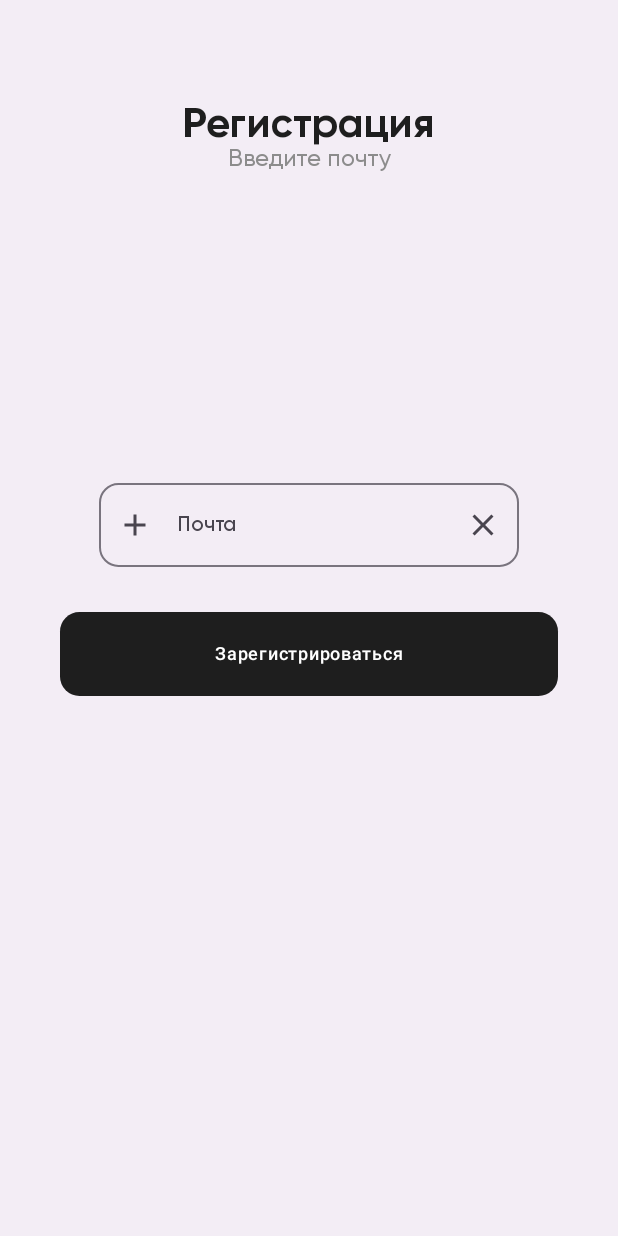
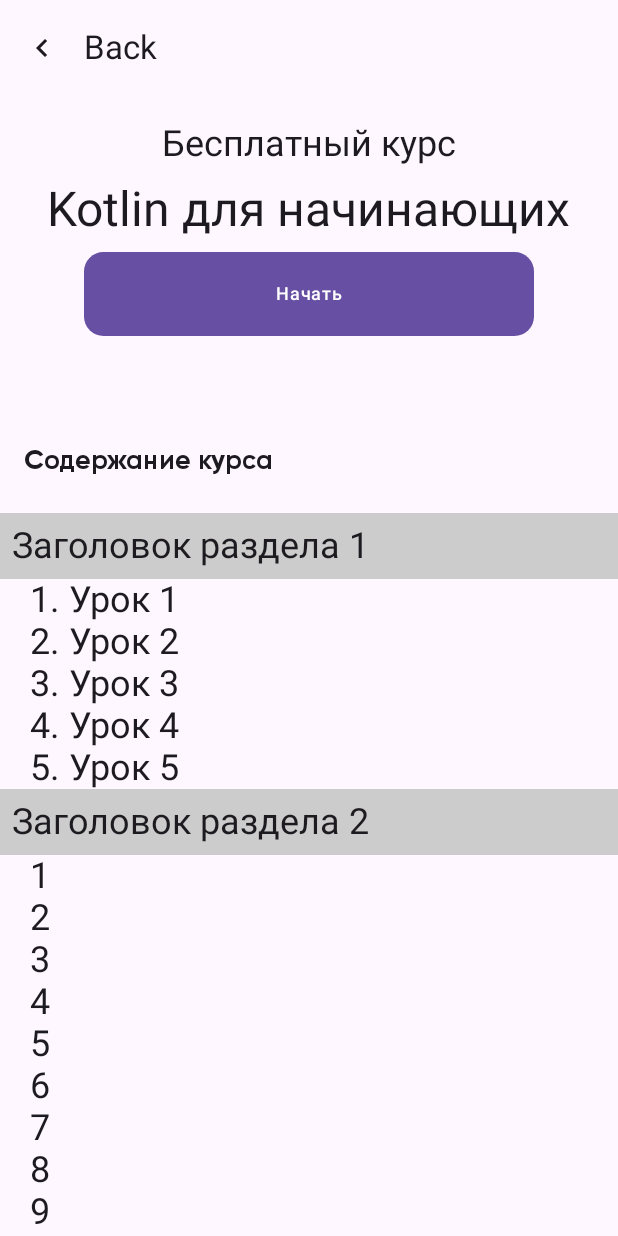
Before and after one commit to bullet-true/AndroidSprintLessons, an Android app built with Jetpack Compose: the screen it shows after launch (MainActivity), on a phone screen of 412 x 824 dp. Run offline under Robolectric (Android 15) with nearby library versions, the phone set to English and light mode, and no system bars.

Commit message:
ASL-11: Lazy Column

```diff
--- a/app/src/main/java/com/zerocool/androidsprintlessons/MainActivity.kt
+++ b/app/src/main/java/com/zerocool/androidsprintlessons/MainActivity.kt
@@ -1,41 +1,17 @@
 package com.zerocool.androidsprintlessons
-
 
 import android.os.Bundle
 import androidx.activity.ComponentActivity
 import androidx.activity.compose.setContent
 import androidx.activity.enableEdgeToEdge
-import androidx.compose.foundation.layout.Column
-import androidx.compose.foundation.layout.PaddingValues
-import androidx.compose.foundation.layout.fillMaxSize
-import androidx.compose.foundation.layout.padding
-import androidx.compose.material3.Scaffold
-import androidx.compose.ui.Alignment
-import androidx.compose.ui.Modifier
-import com.zerocool.androidsprintlessons.ui.RegistrationScreen
-import com.zerocool.androidsprintlessons.ui.theme.AndroidSprintLessonsTheme
-
+import com.zerocool.androidsprintlessons.ui.ListScreen
 
 class MainActivity : ComponentActivity() {
     override fun onCreate(savedInstanceState: Bundle?) {
         super.onCreate(savedInstanceState)
         enableEdgeToEdge()
         setContent {
-            AndroidSprintLessonsTheme {
-                Scaffold(
-                    content = { innerPadding: PaddingValues ->
-                        Column(
-                            horizontalAlignment = Alignment.CenterHorizontally,
-//                            verticalArrangement = Arrangement.Center,
-                            modifier = Modifier
-                                .padding(innerPadding)
-                                .fillMaxSize(),
-                        ) {
-                            RegistrationScreen()
-                        }
-                    }
-                )
-            }
+            ListScreen()
         }
     }
 }
--- /dev/null
+++ b/app/src/main/java/com/zerocool/androidsprintlessons/ui/ListScreen.kt
@@ -0,0 +1,149 @@
+package com.zerocool.androidsprintlessons.ui
+
+import androidx.compose.foundation.background
+import androidx.compose.foundation.layout.Column
+import androidx.compose.foundation.layout.Spacer
+import androidx.compose.foundation.layout.fillMaxSize
+import androidx.compose.foundation.layout.fillMaxWidth
+import androidx.compose.foundation.layout.height
+import androidx.compose.foundation.layout.padding
+import androidx.compose.foundation.lazy.LazyColumn
+import androidx.compose.foundation.lazy.itemsIndexed
+import androidx.compose.foundation.shape.RoundedCornerShape
+import androidx.compose.material.icons.Icons
+import androidx.compose.material.icons.automirrored.filled.KeyboardArrowLeft
+import androidx.compose.material3.Button
+import androidx.compose.material3.ExperimentalMaterial3Api
+import androidx.compose.material3.Icon
+import androidx.compose.material3.IconButton
+import androidx.compose.material3.MaterialTheme
+import androidx.compose.material3.Scaffold
+import androidx.compose.material3.Text
+import androidx.compose.material3.TopAppBar
+import androidx.compose.runtime.Composable
+import androidx.compose.ui.Alignment
+import androidx.compose.ui.Modifier
+import androidx.compose.ui.graphics.Color
+import androidx.compose.ui.text.font.Font
+import androidx.compose.ui.text.font.FontFamily
+import androidx.compose.ui.unit.dp
+import androidx.compose.ui.unit.sp
+import com.zerocool.androidsprintlessons.R
+
+@OptIn(ExperimentalMaterial3Api::class)
+@Composable
+fun ListScreen() {
+
+    Scaffold(
+        topBar = {
+            TopAppBar(
+                title = { Text("Back") },
+                navigationIcon = {
+                    IconButton(onClick = { }) {
+                        Icon(
+                            imageVector = Icons.AutoMirrored.Filled.KeyboardArrowLeft,
+                            contentDescription = "Back Button"
+                        )
+                    }
+                }
+            )
+        },
+        content = { paddingValues ->
+            Column(
+                modifier = Modifier
+                    .fillMaxSize()
+                    .padding(paddingValues)
+            ) {
+                Column(
+                    modifier = Modifier
+                        .fillMaxWidth()
+                        .padding(16.dp),
+                    horizontalAlignment = Alignment.CenterHorizontally
+                ) {
+                    Text(
+                        text = "Бесплатный курс",
+                        style = MaterialTheme.typography.headlineSmall
+                    )
+                    Spacer(modifier = Modifier.height(8.dp))
+                    Text(
+                        text = "Kotlin для начинающих",
+                        style = MaterialTheme.typography.headlineLarge
+                    )
+                    Spacer(modifier = Modifier.height(8.dp))
+                    Button(
+                        shape = RoundedCornerShape(13.dp),
+                        onClick = {},
+                        modifier = Modifier
+                            .height(56.dp)
+                            .padding(horizontal = 40.dp)
+                            .fillMaxWidth()
+                    ) {
+                        Text(
+                            text = "Начать",
+                            style = MaterialTheme.typography.labelMedium
+                        )
+                    }
+                }
+
+                Spacer(modifier = Modifier.height(50.dp))
+
+                val lessons = listOf("Урок 1", "Урок 2", "Урок 3", "Урок 4", "Урок 5")
+
+                Text(
+                    text = "Содержание курса",
+                    style = MaterialTheme.typography.headlineMedium.copy(
+                        fontSize = 18.sp,
+                        fontFamily = FontFamily(Font(R.font.gilroy_bold)),
+                    ),
+                    modifier = Modifier.padding(horizontal = 16.dp)
+                )
+
+                Spacer(modifier = Modifier.height(16.dp))
+
+                LazyColumn(
+                    modifier = Modifier
+                        .fillMaxWidth()
+                ) {
+
+                    stickyHeader {
+                        Text(
+                            text = "Заголовок раздела 1",
+                            modifier = Modifier
+                                .background(Color.LightGray)
+                                .padding(8.dp)
+                                .fillMaxWidth(),
+                            fontSize = 24.sp
+                        )
+                    }
+
+                    itemsIndexed(lessons) { index, lesson ->
+                        Text(
+                            text = "${index + 1}. $lesson",
+                            modifier = Modifier.padding(start = 20.dp),
+                            fontSize = 24.sp
+                        )
+                    }
+
+                    stickyHeader {
+                        Text(
+                            text = "Заголовок раздела 2",
+                            modifier = Modifier
+                                .background(Color.LightGray)
+                                .padding(8.dp)
+                                .fillMaxWidth(),
+                            fontSize = 24.sp
+                        )
+                    }
+
+                    items(50) { index ->
+                        Text(
+                            text = "${index + 1}",
+                            modifier = Modifier.padding(start = 20.dp),
+                            fontSize = 24.sp
+                        )
+                    }
+                }
+            }
+        }
+    )
+}
```
